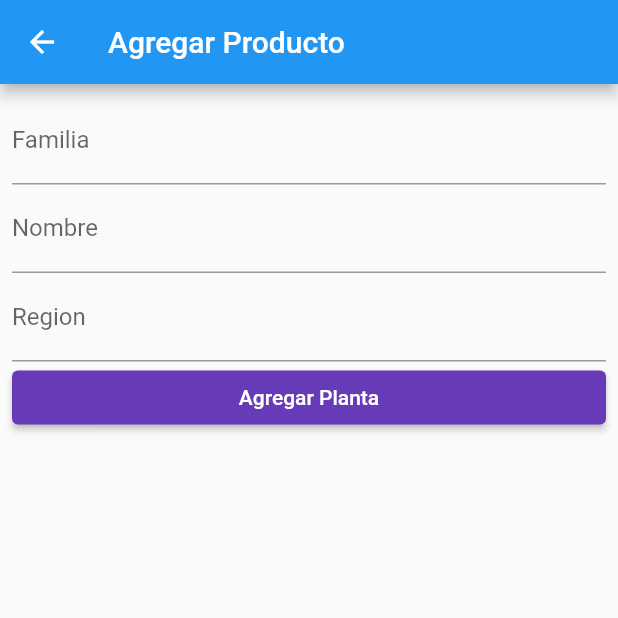
After one commit to Bipc0/Moviles, a Flutter app: the HomePage screen opened directly, after a tap on the "add" icon, on a phone screen of 412 x 824 dp, the top half of it. The commit adds this screen. Run offline on Flutter 3.47's test engine with Material 2 defaults, Android fonts, the phone set to English and light mode, and no system bars; our stand-ins replace cloud_firestore, firebase_auth, firebase_core, material_design_icons_flutter, shared_preferences; accounts and stored records are empty.

Commit message:
Primer Pull xd

```diff
--- a/analysis_options.yaml
+++ b/analysis_options.yaml
@@ -22,6 +22,7 @@ linter:
   # `// ignore_for_file: name_of_lint` syntax on the line or in the file
   # producing the lint.
   rules:
+    prefer_const_constructors
     # avoid_print: false  # Uncomment to disable the `avoid_print` rule
     # prefer_single_quotes: true  # Uncomment to enable the `prefer_single_quotes` rule
 
--- a/lib/Page/HomePage.dart
+++ b/lib/Page/HomePage.dart
@@ -1,45 +1,124 @@
+import 'package:cloud_firestore/cloud_firestore.dart';
+import 'package:flutter_application_1/Page/login_page.dart';
+import 'package:flutter_application_1/services/firestore_service.dart';
+import 'package:firebase_auth/firebase_auth.dart';
 import 'package:flutter/material.dart';
-import 'package:flutter_application_1/Page/Arbol_page.dart';
-import 'package:flutter_application_1/Page/Arbusto_page.dart';
-import 'package:flutter_application_1/Page/Flores_page.dart';
+import 'package:material_design_icons_flutter/material_design_icons_flutter.dart';
+import 'package:shared_preferences/shared_preferences.dart';
+import 'package:flutter_application_1/Page/productos_agregar_page.dart';
 
-class HomePage extends StatefulWidget {
-  const HomePage();
+class HomePage extends StatelessWidget {
+  const HomePage({Key? key}) : super(key: key);
 
   @override
-  State<HomePage> createState() => _HomePageState();
-}
+  Widget build(BuildContext context) {
+    return Scaffold(
+      appBar: AppBar(
+        leading: Icon(
+          MdiIcons.firebase,
+          color: Colors.yellow,
+        ),
+        backgroundColor: Colors.deepPurple,
+        title: Column(
+          crossAxisAlignment: CrossAxisAlignment.start,
+          children: [
+            Text('Home'),
+            FutureBuilder(
+              future: this.getUserEmail(),
+              builder: (context, AsyncSnapshot snapshot) {
+                if (!snapshot.hasData ||
+                    snapshot.connectionState == ConnectionState.waiting) {
+                  return Text('Cargando...');
+                }
+                return Text(
+                  snapshot.data,
+                  style: TextStyle(fontSize: 12),
+                );
+              },
+            ),
+          ],
+        ),
+        actions: [
+          PopupMenuButton(
+            itemBuilder: (context) => [
+              PopupMenuItem(
+                value: 'about',
+                child: Text('About Ejemplo Firebase'),
+              ),
+              PopupMenuItem(
+                value: 'logout',
+                child: Text('Cerrar Sesión'),
+              ),
+            ],
+            onSelected: (opcionSeleccionada) {
+              if (opcionSeleccionada == 'logout') {
+                logout(context);
+              }
+            },
+          ),
+        ],
+      ),
+      body: StreamBuilder(
+        stream: FirestoreService().plantas(),
+        builder: (context, AsyncSnapshot<QuerySnapshot> snapshot) {
+          if (!snapshot.hasData ||
+              snapshot.connectionState == ConnectionState.waiting) {
+            return Center(
+              child: CircularProgressIndicator(),
+            );
+          }
 
-class _HomePageState extends State<HomePage> {
-  @override
-  Widget build(BuildContext context) {
-    return DefaultTabController(
-      length: 3,
-      child: Scaffold(
-        appBar: AppBar(backgroundColor: Colors.lightGreen,
-        leading: Icon( Icons.grass,
-        color: Colors.white,
-        ),
-        title: Text('Flora Regional de Valparaiso', textAlign: TextAlign.center,
-        style: TextStyle(
-          color: Colors.white
-        ),
-        ),
-        bottom: TabBar(
-          tabs: [
-          Tab(text:'Flores'),
-          Tab(text:'Arbusto'),
-          Tab(text:'Arboles')
-          ]
-        ),
-        ),
-      body: TabBarView(
-        children: [
-          Flores(),
-          Arbusto2(),
-          Arbol(),
-      ]),
+          return ListView.separated(
+            separatorBuilder: (context, index) => Divider(),
+            itemCount: snapshot.data!.docs.length,
+            itemBuilder: (context, index) {
+              var plantas = snapshot.data!.docs[index];
+              //print('PRODUCTO:' + producto.data().toString());
+              return ListTile(
+                leading: Icon(
+                  MdiIcons.cube,
+                  color: Colors.deepPurple,
+                ),
+                title: Text(plantas['nombre']),
+                subtitle: Text('Familia: ${plantas['familia']}'),
+                trailing: OutlinedButton(
+                  child: Text('Borrar'),
+                  onPressed: () {
+                    FirestoreService().borrar(plantas.id);
+                  },
+                ),
+              );
+            },
+          );
+        },
+      ),
+      floatingActionButton: FloatingActionButton(
+        child: Icon(Icons.add),
+        onPressed: () {
+          MaterialPageRoute route =
+              MaterialPageRoute(builder: ((context) => ProductosAgregarPage()));
+          Navigator.push(context, route);
+        },
       ),
     );
   }
+
+  Future<String> getUserEmail() async {
+    SharedPreferences sp = await SharedPreferences.getInstance();
+    return sp.getString('userEmail') ?? '';
+  }
+
+  void logout(BuildContext context) async {
+    //cerrar sesion en firebase
+    await FirebaseAuth.instance.signOut();
+
+    //borrar user email de shared preferences
+    SharedPreferences sp = await SharedPreferences.getInstance();
+    sp.remove('userEmail');
+
+    //redirigir al login
+    MaterialPageRoute route =
+        MaterialPageRoute(builder: ((context) => LoginPage()));
+    Navigator.pushReplacement(context, route);
+  }
 }
--- /dev/null
+++ b/lib/Page/productos_agregar_page.dart
@@ -0,0 +1,71 @@
+import 'package:flutter_application_1/services/firestore_service.dart';
+import 'package:flutter/material.dart';
+
+class ProductosAgregarPage extends StatefulWidget {
+  ProductosAgregarPage({Key? key}) : super(key: key);
+
+  @override
+  State<ProductosAgregarPage> createState() => _ProductosAgregarPageState();
+}
+
+class _ProductosAgregarPageState extends State<ProductosAgregarPage> {
+  final formKey = GlobalKey<FormState>();
+
+  TextEditingController familiaCtrl = TextEditingController();
+  TextEditingController nombreCtrl = TextEditingController();
+  TextEditingController regionCtrl = TextEditingController();
+
+  @override
+  Widget build(BuildContext context) {
+    return Scaffold(
+      appBar: AppBar(
+        title: Text('Agregar Producto'),
+      ),
+      body: Padding(
+        padding: const EdgeInsets.all(8.0),
+        child: Form(
+          key: formKey,
+          child: Column(
+            children: [
+              TextFormField(
+                controller: familiaCtrl,
+                decoration: InputDecoration(
+                  label: Text('Familia'),
+                ),
+              ),
+              TextFormField(
+                controller: nombreCtrl,
+                decoration: InputDecoration(
+                  label: Text('Nombre'),
+                ),
+              ),
+              TextFormField(
+                controller: regionCtrl,
+                decoration: InputDecoration(
+                  label: Text('Region'),
+                ),
+                keyboardType: TextInputType.number,
+              ),
+              Container(
+                width: double.infinity,
+                child: ElevatedButton(
+                  style: ElevatedButton.styleFrom(
+                      backgroundColor: Colors.deepPurple),
+                  child: Text('Agregar Planta'),
+                  onPressed: () {
+                    FirestoreService().agregar(
+                      familiaCtrl.text.trim(),
+                      nombreCtrl.text.trim(),
+                      regionCtrl.text.trim(),
+                    );
+                    Navigator.pop(context);
+                  },
+                ),
+              ),
+            ],
+          ),
+        ),
+      ),
+    );
+  }
+}
--- /dev/null
+++ b/lib/services/firestore_service.dart
@@ -0,0 +1,26 @@
+import 'package:cloud_firestore/cloud_firestore.dart';
+
+class FirestoreService {
+  //obtener los productos
+  Stream<QuerySnapshot> plantas() {
+    // return FirebaseFirestore.instance.collection('productos').snapshots();
+    return FirebaseFirestore.instance.collection('Plantas').snapshots();
+  }
+
+  //agregar
+  Future agregar(String familia, String nombre, String region) {
+    return FirebaseFirestore.instance.collection('Plantas').doc().set({
+      'familia': familia,
+      'nombre': nombre,
+      'region': region,
+    });
+  }
+
+  //borrar
+  Future borrar(String nombre) {
+    return FirebaseFirestore.instance
+        .collection('Plantas')
+        .doc(nombre)
+        .delete();
+  }
+}
```
Also changed, not shown: lib/Page/login_page.dart (added, +129 -0 lines), lib/main.dart (+19 -6 lines), pubspec.yaml (+8 -2 lines), pubspec.lock, 4 other files.
